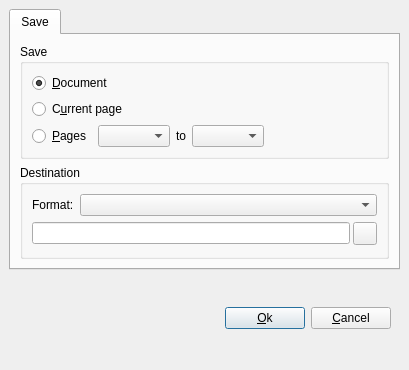
This is src/qdjviewsavedialog.ui in barak/djview4 as Qt 5 draws it before an edit. The edited form follows.
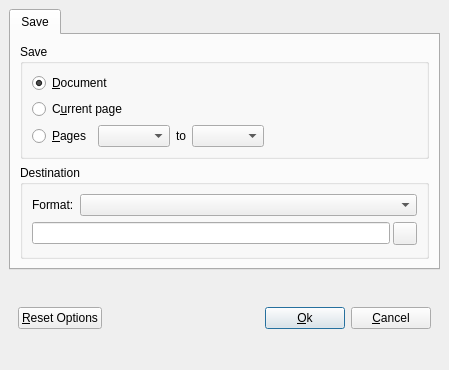
This is the edited form. Icons and pictures are not drawn.

Commit message: added qdjviewgammawidget added fake preference dialogs to test update mechanism added resetButton in save and print dialogs.

```diff
--- a/src/qdjviewsavedialog.ui
+++ b/src/qdjviewsavedialog.ui
@@ -8,7 +8,7 @@
    <rect>
     <x>0</x>
     <y>0</y>
-    <width>409</width>
+    <width>449</width>
     <height>370</height>
    </rect>
   </property>
@@ -200,6 +200,16 @@
        <property name="spacing" >
         <number>6</number>
        </property>
+       <item>
+        <widget class="QPushButton" name="resetButton" >
+         <property name="text" >
+          <string>&amp;Reset Options</string>
+         </property>
+         <property name="autoDefault" >
+          <bool>false</bool>
+         </property>
+        </widget>
+       </item>
        <item>
         <spacer>
          <property name="orientation" >
@@ -207,7 +217,7 @@
          </property>
          <property name="sizeHint" >
           <size>
-           <width>32</width>
+           <width>96</width>
            <height>32</height>
           </size>
          </property>
```
The commit also changes 7 other files.
